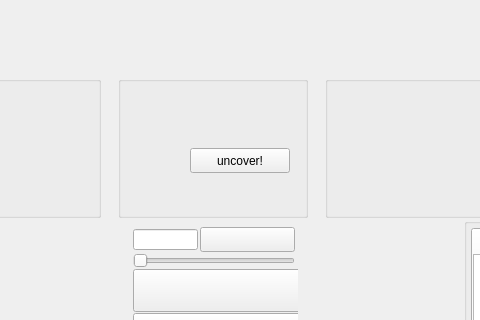
First picture: the form in src/gui/qt/gametable.ui, repository pokerth/pokerth, before the edit; both pictures show x 298 to 778 and y 191 to 511 of the 1024 by 600 pixel window.
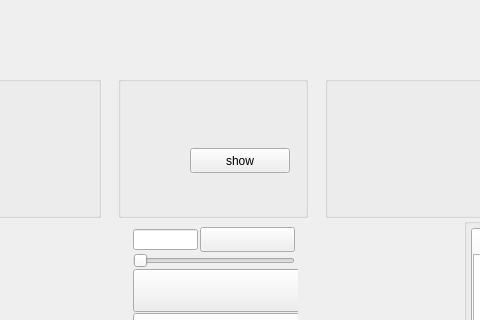
Second picture: the form after the edit. Icons and pictures are not drawn. Custom widgets are drawn as their Qt base class.

```diff
--- a/src/gui/qt/gametable.ui
+++ b/src/gui/qt/gametable.ui
@@ -2460,7 +2460,7 @@
           </rect>
          </property>
          <property name="text">
-          <string>uncover!</string>
+          <string>show</string>
          </property>
         </widget>
        </widget>
```
